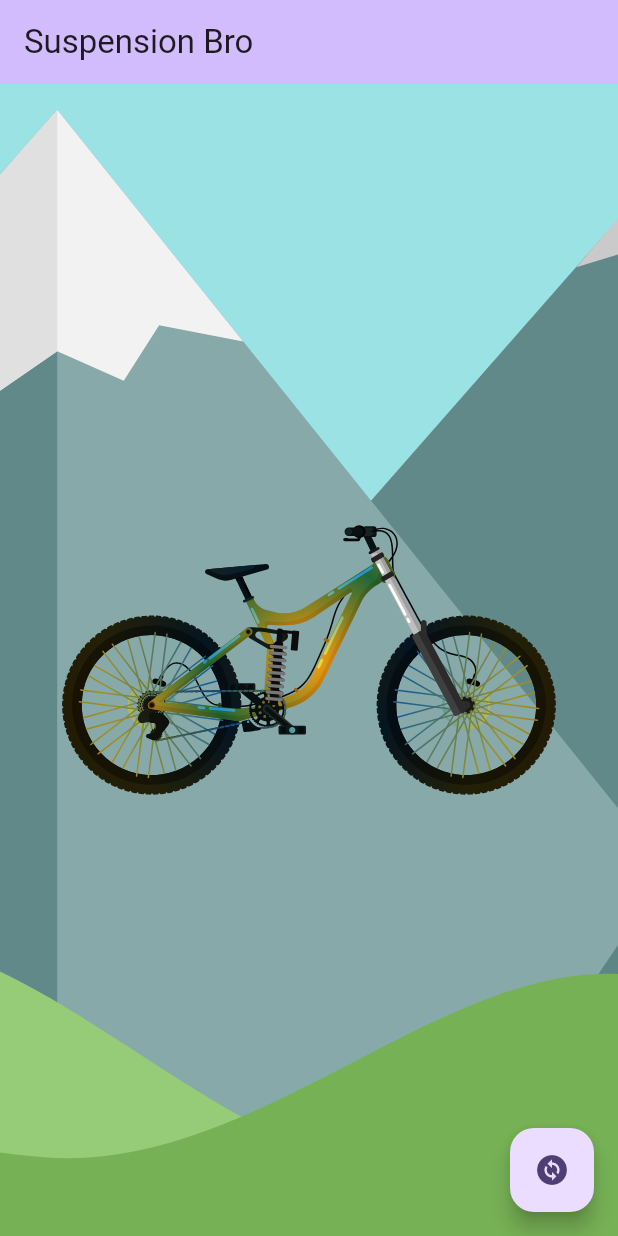
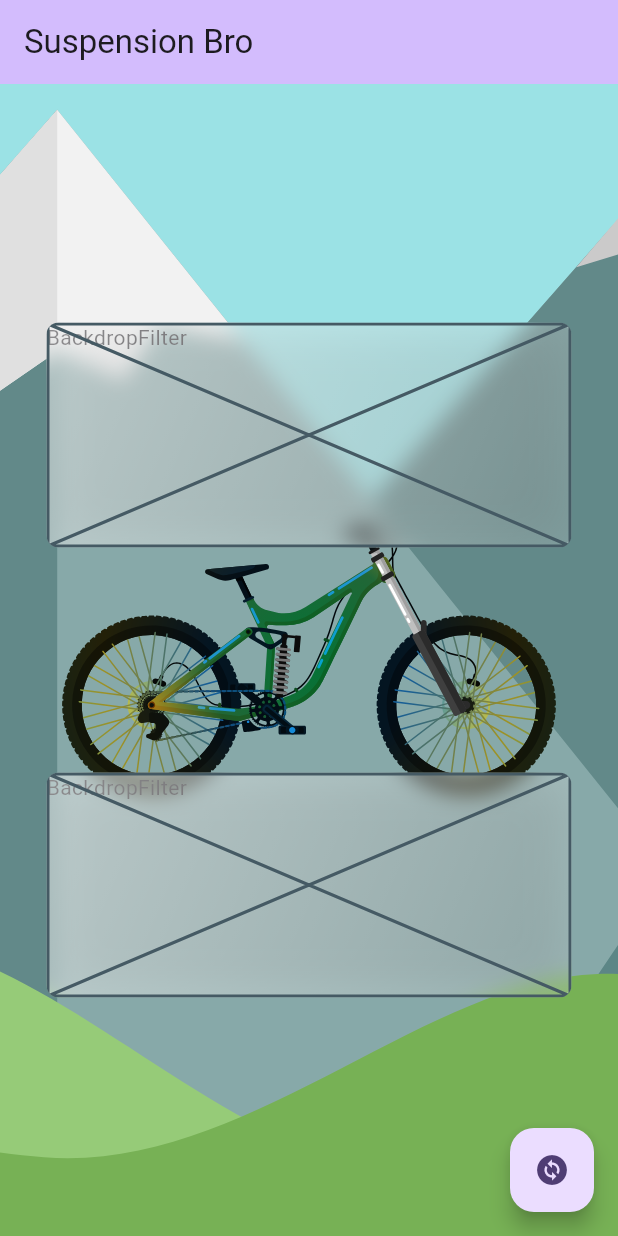
Before and after one commit to TigranOg/susp.bro.v2, a Flutter app: the screen it shows after launch, on a phone screen of 412 x 824 dp. Run offline on Flutter 3.47's test engine with Material 3 defaults, Android fonts, the phone set to English and light mode, and no system bars; our stand-ins replace flutter_bloc, flutter_svg.

Commit message:
added glass effect widget

```diff
--- a/lib/features/main_page/presentation/main_page_screen.dart
+++ b/lib/features/main_page/presentation/main_page_screen.dart
@@ -3,7 +3,7 @@ import 'package:flutter_svg/flutter_svg.dart';
 import 'package:provider/provider.dart';
 import 'package:suspension_bro/ui_kit/theme_provider.dart';
 
-import 'widget/svg_bike_widget.dart';
+import 'widget/widget.dart';
 
 class MainPageScreen extends StatefulWidget {
   final bool isPhone;
@@ -14,31 +14,10 @@ class MainPageScreen extends StatefulWidget {
   State<MainPageScreen> createState() => _MainPageScreenState();
 }
 
-class _MainPageScreenState extends State<MainPageScreen> with TickerProviderStateMixin {
-  late AnimationController _forkAnimationController, _shockAnimationController;
-  final Tween<double> _suspensionTween = Tween(begin: 1.2, end: 1);
-  final bool _showForkSetup = false;
-  final bool _showShockSetup = false;
-
+class _MainPageScreenState extends State<MainPageScreen> {
   @override
   void initState() {
     super.initState();
-    _forkAnimationController = AnimationController(
-        duration: const Duration(milliseconds: 500), vsync: this);
-    _forkAnimationController.repeat(reverse: true);
-    _forkAnimationController.addStatusListener((status) {
-      if (AnimationStatus.reverse == status) {
-        if (!_showForkSetup) _forkAnimationController.reset();
-      }
-    });
-
-    _shockAnimationController = AnimationController(
-        duration: const Duration(milliseconds: 500), vsync: this);
-    _shockAnimationController.addStatusListener((status) {
-      if (AnimationStatus.reverse == status) {
-        if (!_showShockSetup) _shockAnimationController.reset();
-      }
-    });
   }
 
   @override
@@ -58,9 +37,16 @@ class _MainPageScreenState extends State<MainPageScreen> with TickerProviderStat
           ),
           Align(
             alignment: widget.isPhone ? Alignment.center : Alignment.centerLeft,
-            child: SvgBikeWidget(
-              forkAnimation: _getForkAnimation(),
-              shockAnimation: _getShockAnimation(),
+            child: const SvgBikeWidget(),
+          ),
+          const Center(
+            child: Column(
+              mainAxisSize: MainAxisSize.min,
+              children: [
+                SuspensionContainerWidget(),
+                SizedBox(height: 150),
+                SuspensionContainerWidget()
+              ],
             ),
           ),
         ],
@@ -77,14 +63,4 @@ class _MainPageScreenState extends State<MainPageScreen> with TickerProviderStat
     final isBright = Theme.of(context).brightness == Brightness.light;
     context.read<ThemeProvider>().changeTheme(isBright);
   }
-
-  Animation<double> _getForkAnimation() {
-    return _suspensionTween
-        .animate(CurvedAnimation(parent: _forkAnimationController, curve: Curves.easeInOutQuad));
-  }
-
-  Animation<double> _getShockAnimation() {
-    return _suspensionTween
-        .animate(CurvedAnimation(parent: _shockAnimationController, curve: Curves.easeInOutQuad));
-  }
 }
--- /dev/null
+++ b/lib/features/main_page/presentation/widget/suspension_container_widget.dart
@@ -0,0 +1,18 @@
+import 'package:flutter/material.dart';
+import 'package:suspension_bro/ui_kit/ui_kit.dart';
+
+class SuspensionContainerWidget extends StatelessWidget {
+  static const double _width = 350;
+  static const double _height = 150;
+
+  const SuspensionContainerWidget({super.key});
+
+  @override
+  Widget build(BuildContext context) {
+    return const GlassMorphism(
+      width: _width,
+      height: _height,
+      child: Placeholder(),
+    );
+  }
+}
--- a/lib/features/main_page/presentation/widget/svg_bike_widget.dart
+++ b/lib/features/main_page/presentation/widget/svg_bike_widget.dart
@@ -2,39 +2,26 @@ import 'package:flutter/material.dart';
 import 'package:flutter_svg/flutter_svg.dart';
 
 class SvgBikeWidget extends StatelessWidget {
-  final Animation<double> _forkAnimation;
-  final Animation<double> _shockAnimation;
-
-  const SvgBikeWidget({
-    super.key,
-    required Animation<double> forkAnimation,
-    required Animation<double> shockAnimation,
-  })  : _forkAnimation = forkAnimation,
-        _shockAnimation = shockAnimation;
+  const SvgBikeWidget({super.key});
 
   @override
   Widget build(BuildContext context) {
     return Stack(
       children: [
         ShaderMask(
-          child:  SvgPicture.asset(
+          child: SvgPicture.asset(
             'assets/svg/bike.svg',
             // color: Colors.blueGrey,
           ),
-          shaderCallback: (bounds){
+          shaderCallback: (bounds) {
             return const RadialGradient(
-                colors: [Colors.yellow, Colors.blue,Colors.yellow,Colors.orange]
-              // colors: [Colors.tealAccent, Colors.tealAccent,Colors.tealAccent,Colors.orange]
-            ).createShader(bounds);
+                colors: [Colors.lightBlue, Colors.blue, Colors.yellow, Colors.tealAccent]
+                // colors: [Colors.tealAccent, Colors.tealAccent,Colors.tealAccent,Colors.orange]
+                ).createShader(bounds);
           },
         ),
-        ScaleTransition(
-            scale: _forkAnimation,
-            child: SvgPicture.asset('assets/svg/fork.svg')),
-        ScaleTransition(
-          scale: _shockAnimation,
-          child: SvgPicture.asset('assets/svg/shock.svg'),
-        ),
+        SvgPicture.asset('assets/svg/fork.svg'),
+        SvgPicture.asset('assets/svg/shock.svg'),
       ],
     );
   }
--- a/lib/features/main_page/presentation/widget/widget.dart
+++ b/lib/features/main_page/presentation/widget/widget.dart
@@ -1 +1,2 @@
 export 'svg_bike_widget.dart';
+export 'suspension_container_widget.dart';
--- /dev/null
+++ b/lib/ui_kit/glass_widget.dart
@@ -0,0 +1,54 @@
+import 'dart:ui';
+
+import 'package:flutter/material.dart';
+
+class GlassMorphism extends StatelessWidget {
+  final Widget _child;
+  final double _width;
+  final double _height;
+
+  const GlassMorphism(
+      {super.key, required Widget child, required double width, required double height})
+      : _child = child,
+        _width = width,
+        _height = height;
+
+  @override
+  Widget build(BuildContext context) {
+    final borderRadius = BorderRadius.circular(8.0);
+
+    return ClipRRect(
+      borderRadius: borderRadius,
+      child: SizedBox(
+        height: _height,
+        width: _width,
+        child: Stack(
+          children: [
+            BackdropFilter(
+              filter: ImageFilter.blur(sigmaX: 7.0, sigmaY: 7.0),
+              child: SizedBox(
+                height: _height,
+                child: Text("BackdropFilter"),
+              ),
+            ),
+            Container(
+              decoration: BoxDecoration(
+                boxShadow: [BoxShadow(color: Colors.black.withOpacity(0.15), blurRadius: 30)],
+                border: Border.all(color: Colors.white.withOpacity(0.2), width: 1.0),
+                borderRadius: borderRadius,
+                gradient:
+                    LinearGradient(begin: Alignment.topLeft, end: Alignment.bottomRight, colors: [
+                  Colors.white.withOpacity(0.5),
+                  Colors.white.withOpacity(0.2),
+                ]),
+              ),
+              height: _height,
+              width: double.infinity,
+              child: _child,
+            ),
+          ],
+        ),
+      ),
+    );
+  }
+}
--- a/lib/ui_kit/ui_kit.dart
+++ b/lib/ui_kit/ui_kit.dart
@@ -1 +1,2 @@
 export 'theme_provider.dart';
+export 'glass_widget.dart';
```
